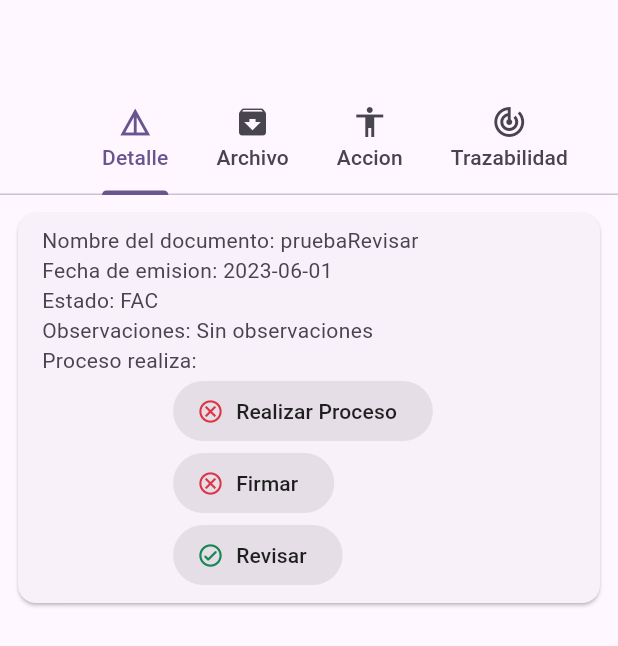
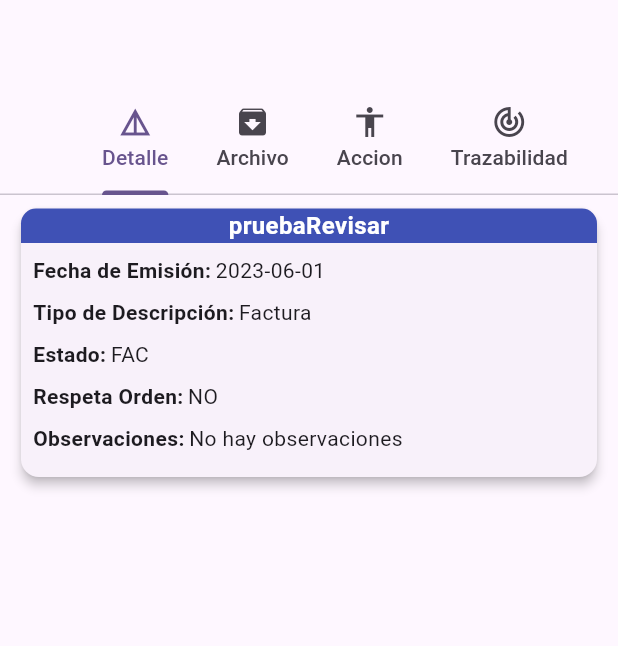
Before and after one commit to ronnygomezp21/tab_bar, a Flutter app: the screen it shows after launch, on a phone screen of 412 x 824 dp. Shown: the top 646 px of the screen. Run offline on Flutter 3.47's test engine with Material 2 defaults, Android fonts, the phone set to English and light mode, and no system bars; our stand-ins replace animate_do; missing offline and left inert: flutter_pdfview.

Commit message:
se mejoro la visualizacion de los card en detalle.

```diff
--- a/lib/modules/detail/pages/detail_page.dart
+++ b/lib/modules/detail/pages/detail_page.dart
@@ -1,6 +1,8 @@
 import 'package:flutter/material.dart';
+import 'package:tab_bar/modules/detail/widgets/content_card.dart';
 import 'package:tab_bar/shared/models/detail.dart';
 import 'package:tab_bar/modules/detail/services/detail_sevice.dart';
+import 'package:animate_do/animate_do.dart';
 
 class DetailPage extends StatelessWidget {
   const DetailPage({super.key});
@@ -14,6 +16,8 @@ class DetailPage extends StatelessWidget {
       builder: (context, snapshot) {
         if (snapshot.hasData) {
           return ListView.builder(
+            shrinkWrap: true,
+            physics: const BouncingScrollPhysics(),
             itemCount: snapshot.data!.length,
             itemBuilder: (BuildContext context, int index) {
               final detail = snapshot.data![index];
@@ -22,87 +26,69 @@ class DetailPage extends StatelessWidget {
               String date =
                   "${dateTime.year}-${dateTime.month.toString().padLeft(2, '0')}-${dateTime.day.toString().padLeft(2, '0')}";
               return Padding(
-                padding: const EdgeInsets.all(8.0),
+                padding:
+                    const EdgeInsets.symmetric(vertical: 5, horizontal: 10),
+                child: BounceInDown(
+                  from: 100,
                   child: Card(
-                  child: ListTile(
-                    subtitle: Column(
-                      crossAxisAlignment: CrossAxisAlignment.start,
-                      children: [
-                        Text('Nombre del documento: ${detail.nombreDocumento}'),
-                        Text('Fecha de emision: $date'),
-                        Text('Estado: ${detail.estado}'),
-                        Text(
-                            'Observaciones: ${detail.observaciones == '' ? 'Sin observaciones' : detail.observaciones}'),
-                        const Text('Proceso realiza: '),
-                        Center(
+                    elevation: 3,
                     child: Column(
                       crossAxisAlignment: CrossAxisAlignment.start,
                       children: [
-                              FilledButton.icon(
-                                style: ButtonStyle(
-                                  backgroundColor:
-                                      MaterialStateProperty.all<Color>(
-                                          const Color.fromARGB(20, 0, 0, 0)),
+                        Container(
+                          decoration: const BoxDecoration(
+                            borderRadius: BorderRadius.only(
+                              topLeft: Radius.circular(10),
+                              topRight: Radius.circular(10),
                             ),
-                                onPressed: null,
-                                icon: Icon(
-                                  detail.procesoRealiza.realizarProceso == true
-                                      ? Icons.check_circle_outline_rounded
-                                      : Icons.cancel_outlined,
-                                  color:
-                                      detail.procesoRealiza.realizarProceso ==
-                                              true
-                                          ? const Color(0xFF198754)
-                                          : const Color(0XFFdc3545),
+                            color: Colors.indigo,
                           ),
-                                label: const Text(
-                                  'Realizar Proceso',
-                                  style: TextStyle(color: Colors.black87),
+                          width: MediaQuery.of(context).size.width,
+                          child: Text(
+                            textAlign: TextAlign.center,
+                            detail.nombreDocumento,
+                            style: const TextStyle(
+                              fontWeight: FontWeight.bold,
+                              color: Colors.white,
+                              fontSize: 16,
                             ),
                           ),
-                              FilledButton.icon(
-                                style: ButtonStyle(
-                                  backgroundColor:
-                                      MaterialStateProperty.all<Color>(
-                                          const Color.fromARGB(20, 0, 0, 0)),
                         ),
-                                onPressed: null,
-                                icon: Icon(
-                                  detail.procesoRealiza.firmar == true
-                                      ? Icons.check_circle_outline_rounded
-                                      : Icons.cancel_outlined,
-                                  color: detail.procesoRealiza.firmar == true
-                                      ? const Color(0xFF198754)
-                                      : const Color(0XFFdc3545),
+                        Padding(
+                          padding: const EdgeInsets.all(8.0),
+                          child: Column(
+                            crossAxisAlignment: CrossAxisAlignment.start,
+                            children: [
+                              ContentCardWidget(
+                                title: 'Fecha de Emisión:',
+                                subtitle: date,
                               ),
-                                label: const Text(
-                                  'Firmar',
-                                  style: TextStyle(color: Colors.black87),
+                              const SizedBox(height: 8),
+                              ContentCardWidget(
+                                title: 'Tipo de Descripción:',
+                                subtitle: detail.descripcionTipo,
                               ),
+                              const SizedBox(height: 8),
+                              ContentCardWidget(
+                                title: 'Estado:',
+                                subtitle: detail.estado,
                               ),
-                              FilledButton.icon(
-                                style: ButtonStyle(
-                                  backgroundColor:
-                                      MaterialStateProperty.all<Color>(
-                                          const Color.fromARGB(20, 0, 0, 0)),
+                              const SizedBox(height: 8),
+                              ContentCardWidget(
+                                title: 'Respeta Orden:',
+                                subtitle: detail.respetaOrden,
                               ),
-                                onPressed: null,
-                                icon: Icon(
-                                  detail.procesoRealiza.revisar == true
-                                      ? Icons.check_circle_outline_rounded
-                                      : Icons.cancel_outlined,
-                                  color: detail.procesoRealiza.revisar == true
-                                      ? const Color(0xFF198754)
-                                      : const Color(0XFFdc3545),
+                              const SizedBox(height: 8),
+                              ContentCardWidget(
+                                title: 'Observaciones:',
+                                subtitle: detail.observaciones == ''
+                                    ? 'No hay observaciones'
+                                    : detail.observaciones,
                               ),
-                                label: const Text(
-                                  'Revisar',
-                                  style: TextStyle(color: Colors.black87),
-                                ),
-                              ),
+                              const SizedBox(height: 8)
                             ],
                           ),
-                        ),
+                        )
                       ],
                     ),
                   ),
--- /dev/null
+++ b/lib/modules/detail/widgets/content_card.dart
@@ -0,0 +1,26 @@
+import 'package:flutter/material.dart';
+
+class ContentCardWidget extends StatelessWidget {
+  const ContentCardWidget(
+      {super.key, required this.title, required this.subtitle});
+  final String title;
+  final String subtitle;
+
+  @override
+  Widget build(BuildContext context) {
+    return Wrap(
+      spacing: 3,
+      children: [
+        Text(
+          title,
+          style: const TextStyle(
+            fontWeight: FontWeight.bold,
+          ),
+        ),
+        Text(
+          subtitle,
+        )
+      ],
+    );
+  }
+}
--- a/pubspec.yaml
+++ b/pubspec.yaml
@@ -41,6 +41,7 @@ dependencies:
   permission_handler: ^10.2.0
   intl: ^0.18.1
   open_filex: ^4.3.2
+  animate_do: ^3.0.2
 
 dev_dependencies:
   flutter_test:
```
Also changed, not shown: pubspec.lock. Lines whose indentation alone changed are shown as unchanged.
